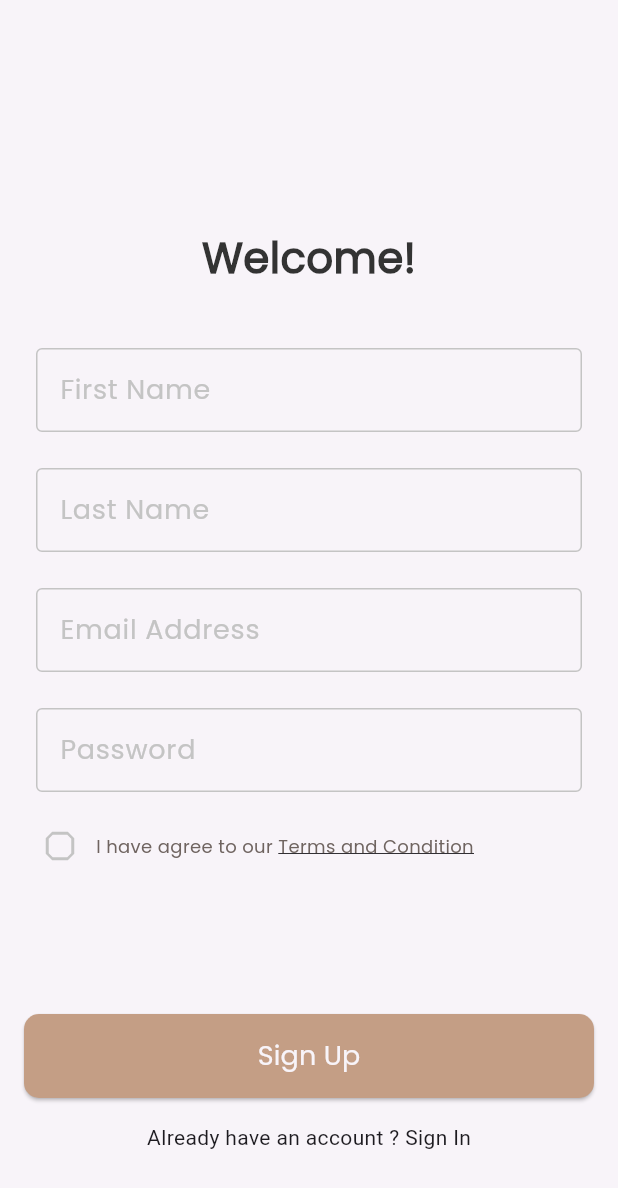
After one commit to QusailahJalal/dalel, a Flutter app: the screen it shows after launch, after a tap on "Skip", on a phone screen of 412 x 824 dp. The commit adds this screen. Shown: the top 1188 px of the screen. Run offline on Flutter 3.47's test engine with Material 3 defaults, Android fonts, the phone set to English and light mode, and no system bars; our stand-ins replace firebase_auth, firebase_core, flutter_bloc, get_it, go_router, shared_preferences and 1 more; accounts and stored records are empty.

Commit message:
create acount with email and passord

```diff
--- /dev/null
+++ b/lib/app/dalel_app.dart
@@ -0,0 +1,16 @@
+import 'package:dalel_app/core/routes/app_router.dart';
+import 'package:dalel_app/core/utils/app_colors.dart';
+import 'package:flutter/material.dart';
+
+class Dalel extends StatelessWidget {
+  const Dalel({super.key});
+
+  @override
+  Widget build(BuildContext context) {
+    return MaterialApp.router(
+      theme: ThemeData(scaffoldBackgroundColor: AppColors.offWhite),
+      debugShowCheckedModeBanner: false,
+      routerConfig: router,
+    );
+  }
+}
--- /dev/null
+++ b/lib/core/functions/check_state_changes.dart
@@ -0,0 +1,16 @@
+import 'package:firebase_auth/firebase_auth.dart';
+import 'package:flutter/foundation.dart';
+
+void checkStateChanges()=>FirebaseAuth.instance
+  .authStateChanges()
+  .listen((User? user) {
+    if (user == null) {
+      if (kDebugMode) {
+        print('User is currently signed out!');
+      }
+    } else {
+      if (kDebugMode) {
+        print('User is signed in!');
+      }
+    }
+  });
--- a/lib/features/auth/auth_cubit/cubit/auth_cubit.dart
+++ b/lib/features/auth/auth_cubit/cubit/auth_cubit.dart
@@ -1,6 +1,7 @@
 // import 'package:bloc/bloc.dart';
 // import 'package:meta/meta.dart';
 
+import 'package:firebase_auth/firebase_auth.dart';
 import 'package:flutter/material.dart';
 import 'package:flutter_bloc/flutter_bloc.dart';
 
@@ -8,4 +9,31 @@ part 'auth_state.dart';
 
 class AuthCubit extends Cubit<AuthState> {
   AuthCubit() : super(AuthInitial());
+  late String? firstName;
+  late String? lastName;
+  late String? emailAddress;
+  late String? password;
+
+  signUpUserWithEmailAndPassword() async {
+    try {
+      emit(SignUpLoadingState());
+      // ignore: unused_local_variable
+      final credential =
+          await FirebaseAuth.instance.createUserWithEmailAndPassword(
+        email: emailAddress!,
+        password: password!,
+      );
+      emit(SignUpSuccessState());
+    } on FirebaseAuthException catch (e) {
+      if (e.code == 'weak-password') {
+        emit(SignUpFailureState(
+            errorMessage: 'The password provided is too weak.'));
+      } else if (e.code == 'email-already-in-use') {
+        emit(SignUpFailureState(
+            errorMessage: 'The account already exists for that email.'));
+      }
+    } catch (e) {
+      emit(SignUpFailureState(errorMessage: e.toString()));
+    }
+  }
 }
--- a/lib/features/auth/auth_cubit/cubit/auth_state.dart
+++ b/lib/features/auth/auth_cubit/cubit/auth_state.dart
@@ -4,3 +4,13 @@ part of 'auth_cubit.dart';
 sealed class AuthState {}
 
 final class AuthInitial extends AuthState {}
+
+final class SignUpSuccessState extends AuthState {}
+
+final class SignUpLoadingState extends AuthState {}
+
+final class SignUpFailureState extends AuthState {
+  final String errorMessage;
+
+  SignUpFailureState({required this.errorMessage});
+}
--- /dev/null
+++ b/lib/features/auth/presentation/widgets/custom_sign_up_form.dart
@@ -0,0 +1,63 @@
+// ignore_for_file: unused_import
+
+import 'package:dalel_app/core/database/cache/cache_helper.dart';
+import 'package:dalel_app/core/utils/app_strings.dart';
+import 'package:dalel_app/core/widgets/custom_btn.dart';
+import 'package:dalel_app/features/auth/auth_cubit/cubit/auth_cubit.dart';
+import 'package:dalel_app/features/auth/presentation/widgets/custom_text_field.dart';
+import 'package:dalel_app/features/auth/presentation/widgets/terms_and_conditions_widgets.dart';
+import 'package:flutter/material.dart';
+import 'package:flutter_bloc/flutter_bloc.dart';
+
+class CustomSignUpForm extends StatelessWidget {
+  const CustomSignUpForm({super.key});
+
+  @override
+  Widget build(BuildContext context) {
+    return BlocConsumer<AuthCubit, AuthState>(
+      listener: (context, state) {},
+      builder: (context, state) {
+        return Form(
+          child: Column(
+            children: [
+              CustomTextFormField(
+                lable: AppStrings.fristName,
+                onChanged: (firstName) {
+                  BlocProvider.of<AuthCubit>(context).firstName = firstName;
+                },
+              ),
+              CustomTextFormField(
+                lable: AppStrings.lastName,
+                onChanged: (lastName) {
+                  BlocProvider.of<AuthCubit>(context).lastName = lastName;
+                },
+              ),
+              CustomTextFormField(
+                lable: AppStrings.emailAddress,
+                onChanged: (email) {
+                  BlocProvider.of<AuthCubit>(context).emailAddress = email;
+                },
+              ),
+              CustomTextFormField(
+                lable: AppStrings.password,
+                onChanged: (password) {
+                  BlocProvider.of<AuthCubit>(context).password = password;
+                },
+              ),
+              const TermsAndConditionsWidgets(),
+              const SizedBox(height: 88),
+              CustomBtn(
+                text: AppStrings.signUp,
+                onPressed: () {
+                  BlocProvider.of<AuthCubit>(context)
+                      .signUpUserWithEmailAndPassword();
+                },
+              ),
+              const SizedBox(height: 16),
+            ],
+          ),
+        );
+      },
+    );
+  }
+}
--- a/lib/features/auth/presentation/widgets/custom_text_field.dart
+++ b/lib/features/auth/presentation/widgets/custom_text_field.dart
@@ -2,15 +2,18 @@ import 'package:dalel_app/core/utils/app_colors.dart';
 import 'package:dalel_app/core/utils/app_text_styles.dart';
 import 'package:flutter/material.dart';
 
-class CustomTextField extends StatelessWidget {
-  const CustomTextField({super.key, required this.lable});
+class CustomTextFormField extends StatelessWidget {
+  const CustomTextFormField({super.key, required this.lable, this.onChanged, this.onFieldSubmitted});
   final String lable;
+  final void Function(String)? onChanged, onFieldSubmitted;
   @override
   Widget build(BuildContext context) {
     return Padding(
       padding:
           const EdgeInsets.only(left: 8.0, right: 8.0, top: 12, bottom: 12),
-      child: TextField(
+      child: TextFormField(
+        onChanged: onChanged,
+        onFieldSubmitted: onFieldSubmitted,
         decoration: InputDecoration(
             labelText: lable,
             labelStyle: CustomTextStyles.poppins500Style24
--- a/lib/main.dart
+++ b/lib/main.dart
@@ -1,46 +1,16 @@
+import 'package:dalel_app/app/dalel_app.dart';
 import 'package:dalel_app/core/database/cache/cache_helper.dart';
-import 'package:dalel_app/core/routes/app_router.dart';
+import 'package:dalel_app/core/functions/check_state_changes.dart';
 import 'package:dalel_app/core/services/service_locator.dart';
-import 'package:dalel_app/core/utils/app_colors.dart';
 import 'package:dalel_app/firebase_options.dart';
 import 'package:firebase_core/firebase_core.dart';
-import 'package:flutter/foundation.dart';
 import 'package:flutter/material.dart';
-import 'package:device_preview/device_preview.dart';
 
 void main() async {
   WidgetsFlutterBinding.ensureInitialized();
-  await Firebase.initializeApp(
-    options: DefaultFirebaseOptions.currentPlatform,
-  );
+  await Firebase.initializeApp(options: DefaultFirebaseOptions.currentPlatform);
   setupServiceLocator();
-
   await getIt<CacheHelper>().init();
-  runApp(
-    // DevicePreview(
-    //   enabled: !kReleaseMode,
-    //   builder: (context) => const Dalel(),
-    //    // Wrap your app
-    // ),
-    const Dalel(),
-  );
+  checkStateChanges();
+  runApp(const Dalel());
 }
-
-// void main() async {
-//   WidgetsFlutterBinding.ensureInitialized();
-//   await CacheHelper().init();
-//   runApp(Dalel());
-// }
-
-class Dalel extends StatelessWidget {
-  const Dalel({super.key});
-
-  @override
-  Widget build(BuildContext context) {
-    return MaterialApp.router(
-      theme: ThemeData(scaffoldBackgroundColor: AppColors.offWhite),
-      debugShowCheckedModeBanner: false,
-      routerConfig: router,
-    );
-  }
-}
--- a/pubspec.yaml
+++ b/pubspec.yaml
@@ -9,6 +9,7 @@ environment:
 dependencies:
   cupertino_icons: ^1.0.2
   device_preview: ^1.1.0
+  firebase_auth: ^4.17.4
   firebase_core: ^2.25.4
   flutter:
     sdk: flutter
```
Also changed, not shown: lib/features/auth/presentation/views/sign_up_view.dart (+9 -44 lines), pubspec.lock, 4 other files.
